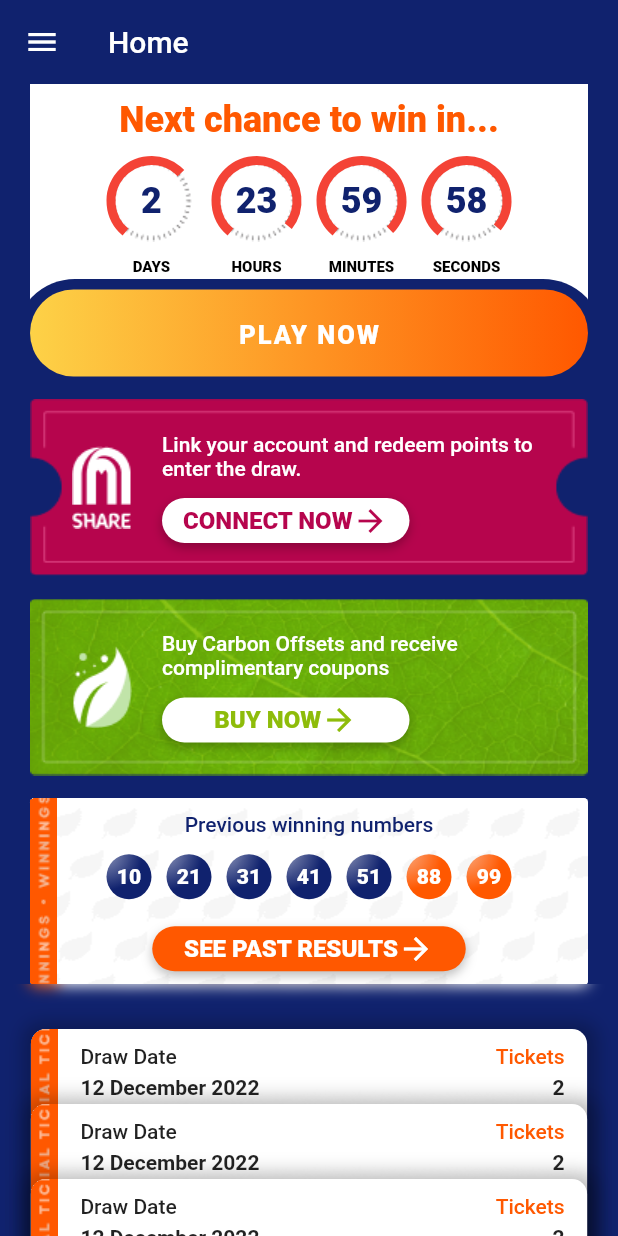
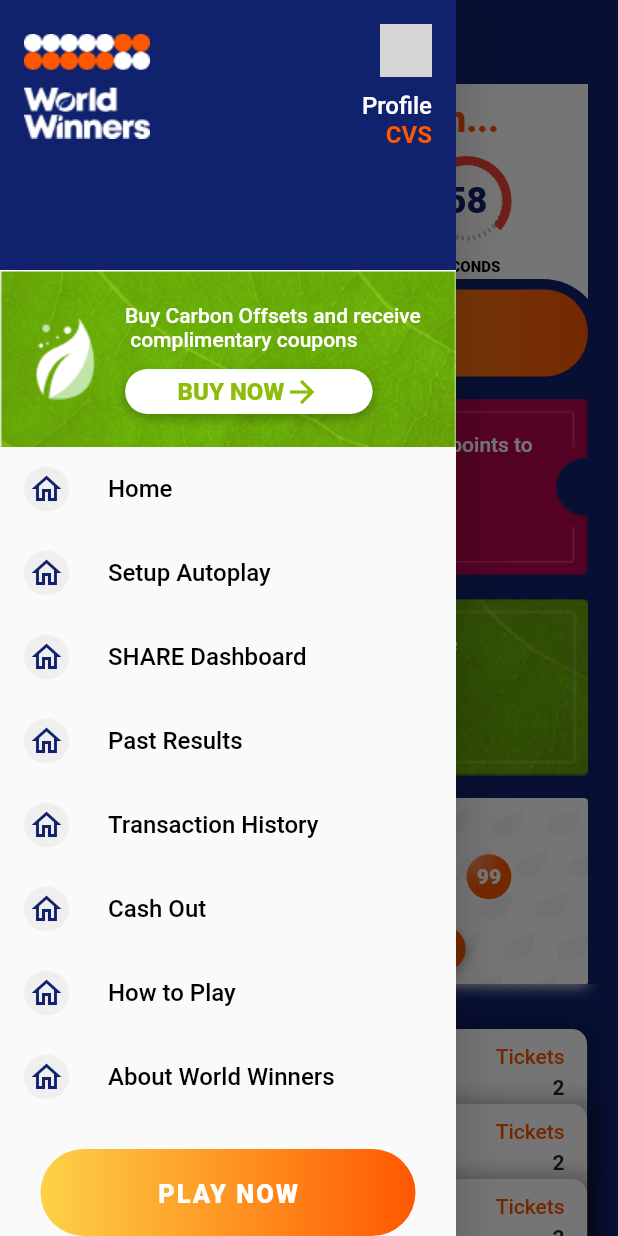
Before and after one commit to Chandravardhan-Singh/world_winner_flutter, a Flutter app: the Home screen opened directly, with the side drawer open (before the commit the screen has no drawer), on a phone screen of 412 x 824 dp. Run offline on Flutter 3.47's test engine with Material 2 defaults, Android fonts, the light colour scheme and no system bars; drawn by our look-alikes of percent_indicator; our stand-ins replace bloc, flutter_bloc, flutter_secure_storage, google_fonts, otp_text_field, permission_handler; accounts and stored records are empty; generated files the repository leaves out were written again; network calls fail; grey boxes are pictures that could not be loaded.

Commit message:
Home Drawer Added (#2)
* new images added

* strings updated

* drawer item created

* custom drawer added

* drawer added to home

```diff
--- a/lib/l10n/app_en.arb
+++ b/lib/l10n/app_en.arb
@@ -53,7 +53,7 @@
   "connect_carbon_share_title": "Get ready to play",
   "connect_carbon_share_desc": "You can redeem coupons to enter the draw by either linking your SHARE account, or buying Carbon Offsets",
   "link_share_description": "Link your account and redeem points to enter the draw.",
-  "link_carbon_description": "Buy Carbon Offsets and receive complimentary coupons",
+  "link_carbon_description": "Buy Carbon Offsets and receive\n complimentary coupons",
   "button_connect_now": "connect now",
   "button_buy_now": "buy now",
   "skip_for_now": "skip for now",
--- a/lib/l10n/app_fr.arb
+++ b/lib/l10n/app_fr.arb
@@ -53,7 +53,7 @@
   "connect_carbon_share_title": "Get ready to play",
   "connect_carbon_share_desc": "You can redeem coupons to enter the draw by either linking your SHARE account, or buying Carbon Offsets",
   "link_share_description": "Link your account and redeem points to enter the draw.",
-  "link_carbon_description": "Buy Carbon Offsets and receive complimentary coupons",
+  "link_carbon_description": "Buy Carbon Offsets and receive\n complimentary coupons",
   "button_connect_now": "connect now",
   "button_buy_now": "buy now",
   "skip_for_now": "skip for now",
--- a/lib/pages/home/home.dart
+++ b/lib/pages/home/home.dart
@@ -1,6 +1,7 @@
 import 'package:flutter/material.dart';
 import 'package:world_winner_flutter/extensions/context.dart';
 import 'package:world_winner_flutter/widget/carbon_buy_card.dart';
+import 'package:world_winner_flutter/widget/custom_drawer.dart';
 import 'package:world_winner_flutter/widget/play_counter.dart';
 import 'package:world_winner_flutter/widget/share_connect_card.dart';
 import 'package:world_winner_flutter/widget/ticket/ticket_stack.dart';
@@ -14,6 +15,8 @@
 }
 
 class _HomeState extends State<Home> {
+  final GlobalKey<ScaffoldState> _scaffoldKey = GlobalKey<ScaffoldState>();
+
   final DraggableScrollableController draggableScrollController =
       DraggableScrollableController();
   final ScrollController homeScrollController = ScrollController();
@@ -61,8 +64,15 @@
     double initialChildSize = (MediaQuery.of(context).size.height - 600) /
         MediaQuery.of(context).size.height;
     return Scaffold(
+      key: _scaffoldKey,
+      drawer: const CustomDrawer(),
       appBar: AppBar(
-        leading: IconButton(onPressed: () {}, icon: const Icon(Icons.menu)),
+        leading: InkWell(
+          onTap: () {
+            _scaffoldKey.currentState!.openDrawer();
+          },
+          child: Image.asset('assets/images/drawer-icon.png'),
+        ),
         centerTitle: false,
         title: Text(context.localization!.title_home),
         elevation: 0,
--- /dev/null
+++ b/lib/widget/custom_drawer.dart
@@ -0,0 +1,139 @@
+import 'package:flutter/material.dart';
+import 'package:world_winner_flutter/extensions/context.dart';
+import 'package:world_winner_flutter/widget/button.dart';
+import 'package:world_winner_flutter/widget/drawer_item.dart';
+
+class CustomDrawer extends StatelessWidget {
+  const CustomDrawer({super.key});
+
+  @override
+  Widget build(BuildContext context) {
+    return Drawer(
+      child: ListView(
+        padding: EdgeInsets.zero,
+        children: [
+          Container(
+            height: 180,
+            child: DrawerHeader(
+              margin: const EdgeInsets.all(0),
+              decoration: BoxDecoration(
+                color: Theme.of(context).colorScheme.secondary,
+              ),
+              child: Column(
+                children: [
+                  Row(
+                    mainAxisAlignment: MainAxisAlignment.spaceBetween,
+                    crossAxisAlignment: CrossAxisAlignment.center,
+                    children: [
+                      Image.asset('assets/images/logo.png'),
+                      Column(
+                        mainAxisAlignment: MainAxisAlignment.center,
+                        crossAxisAlignment: CrossAxisAlignment.end,
+                        children: [
+                          Container(
+                            clipBehavior: Clip.hardEdge,
+                            decoration: BoxDecoration(
+                              borderRadius: BorderRadius.circular(30),
+                            ),
+                            child: Image.network(
+                              'https://images.pexels.com/photos/14807470/pexels-photo-14807470.jpeg?auto=compress&cs=tinysrgb&w=1260&h=750&dpr=2',
+                              height: 35,
+                              width: 35,
+                            ),
+                          ),
+                          const SizedBox(
+                            height: 10,
+                          ),
+                          const Text(
+                            'Profile',
+                            style: TextStyle(
+                              color: Colors.white,
+                              fontSize: 16,
+                              fontWeight: FontWeight.w500,
+                            ),
+                          ),
+                          Text(
+                            'CVS',
+                            style: TextStyle(
+                              color: Theme.of(context).colorScheme.primary,
+                              fontSize: 16,
+                              fontWeight: FontWeight.w700,
+                            ),
+                          )
+                        ],
+                      )
+                    ],
+                  ),
+                ],
+              ),
+            ),
+          ),
+          Container(
+            alignment: Alignment.center,
+            height: 118,
+            decoration: BoxDecoration(
+              image: DecorationImage(
+                image: Image.asset('assets/images/leaf-bg.png').image,
+                fit: BoxFit.fill,
+              ),
+              color: Colors.white,
+            ),
+            child: Row(
+              crossAxisAlignment: CrossAxisAlignment.center,
+              mainAxisAlignment: MainAxisAlignment.center,
+              children: [
+                Image.asset(
+                  'assets/images/carbon-leaf.png',
+                  width: 40,
+                  // height: 40,
+                  fit: BoxFit.fill,
+                ),
+                const SizedBox(width: 20),
+                Column(
+                  mainAxisAlignment: MainAxisAlignment.center,
+                  crossAxisAlignment: CrossAxisAlignment.start,
+                  children: [
+                    Text(
+                      context.localization!.link_carbon_description,
+                      style: const TextStyle(
+                        color: Colors.white,
+                        fontWeight: FontWeight.w500,
+                        fontSize: 14,
+                      ),
+                    ),
+                    const SizedBox(height: 12),
+                    Button(
+                      text: context.localization!.button_buy_now,
+                      onPressed: () {},
+                      type: ButtonType.iconButton,
+                      backgroundColor: Colors.white,
+                      textColor: const Color.fromRGBO(142, 188, 10, 1),
+                    )
+                  ],
+                )
+              ],
+            ),
+          ),
+          DrawerItem(title: 'Home', onTap: () {}),
+          DrawerItem(title: 'Setup Autoplay', onTap: () {}),
+          DrawerItem(title: 'SHARE Dashboard', onTap: () {}),
+          DrawerItem(title: 'Past Results', onTap: () {}),
+          DrawerItem(title: 'Transaction History', onTap: () {}),
+          DrawerItem(title: 'Cash Out', onTap: () {}),
+          DrawerItem(title: 'How to Play', onTap: () {}),
+          DrawerItem(title: 'About World Winners', onTap: () {}),
+          const SizedBox(height: 20),
+          Button(
+            text: context.localization!.button_play_now,
+            onPressed: () {},
+            textColor: Colors.white,
+            backgroundColor: Colors.black,
+            type: ButtonType.gradient,
+            width: 250,
+          ),
+          const SizedBox(height: 40),
+        ],
+      ),
+    );
+  }
+}
--- /dev/null
+++ b/lib/widget/drawer_item.dart
@@ -0,0 +1,36 @@
+import 'package:flutter/material.dart';
+
+class DrawerItem extends StatelessWidget {
+  const DrawerItem({
+    super.key,
+    required this.title,
+    required this.onTap,
+  });
+  final String title;
+  final Function() onTap;
+
+  @override
+  Widget build(BuildContext context) {
+    return ListTile(
+      leading: Container(
+        height: 30,
+        width: 30,
+        decoration: BoxDecoration(
+          borderRadius: BorderRadius.circular(30),
+          color: const Color.fromRGBO(239, 239, 239, 1),
+        ),
+        child: Icon(
+          Icons.home_outlined,
+          color: Theme.of(context).colorScheme.secondary,
+        ),
+      ),
+      title: Text(title,
+          style: const TextStyle(
+            color: Colors.black,
+            fontSize: 16,
+            fontWeight: FontWeight.w500,
+          )),
+      onTap: onTap,
+    );
+  }
+}
--- a/pubspec.yaml
+++ b/pubspec.yaml
@@ -74,9 +74,11 @@
   # To add assets to your application, add an assets section, like this:
   assets:
     - assets/images/logo.png
+    - assets/images/leaf-bg.png
     - assets/images/landing-page-art.png
     - assets/images/onboarding-phone-number-bg.png
     - assets/images/arc-bg.png
+    - assets/images/drawer-icon.png
     - assets/images/logo-ticket.png
     - assets/images/otp-bg.png
     - assets/images/signup-bg.png
```
Also changed, not shown: assets/images/drawer-icon.png (added), assets/images/leaf-bg.png (added).
